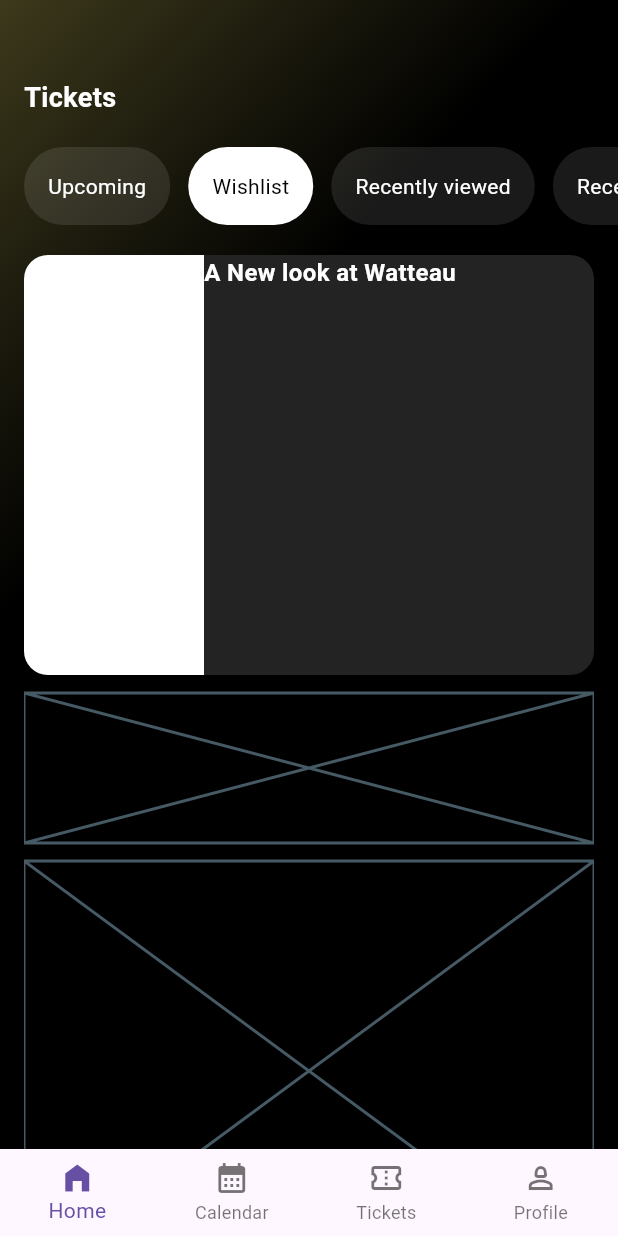
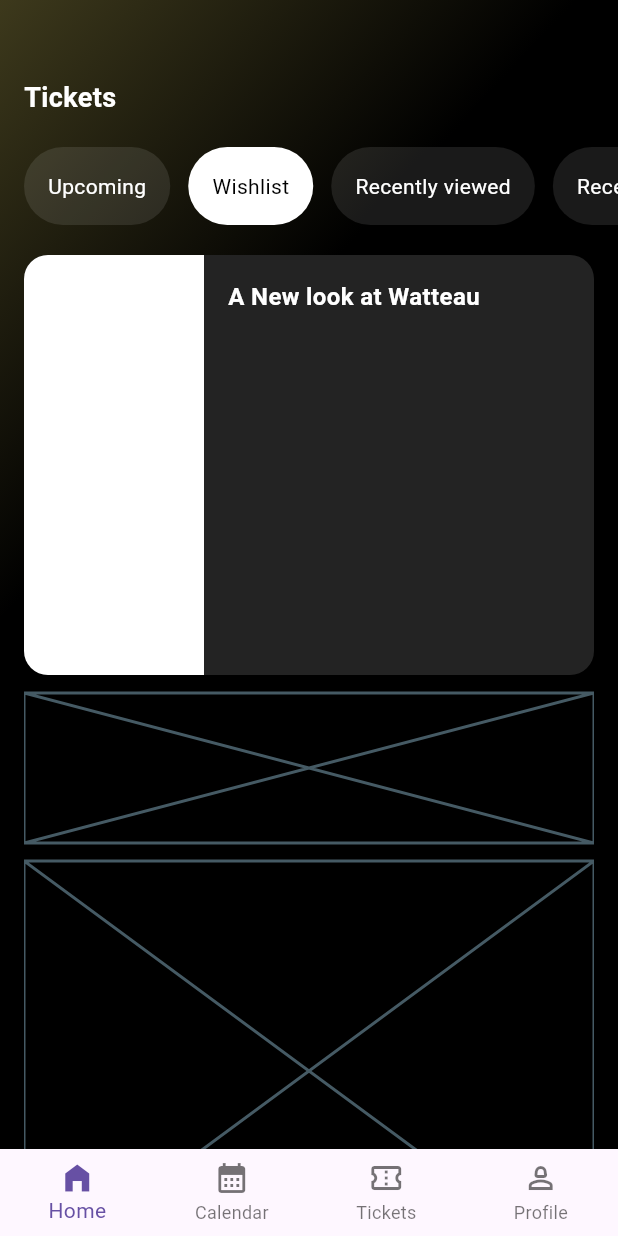
Before and after one commit to JAICHANGPARK/flutter_notebook_chapter_43, a Flutter app: the EventHomePage screen opened directly, on a phone screen of 412 x 824 dp. Run offline on Flutter 3.47's test engine with Material 3 defaults, Android fonts, the phone set to English and light mode, and no system bars; our stand-ins replace gap, hugeicons, percent_indicator.

Commit message:
Update event_home_page.dart

```diff
--- a/lib/ep2186_event_app/ui/event_home_page.dart
+++ b/lib/ep2186_event_app/ui/event_home_page.dart
@@ -130,6 +130,7 @@ class _EventHomePageState extends State<EventHomePage> {
                                 color: Color.fromRGBO(35, 35, 35, 1),
                               ),
                               child: Row(
+                                // spacing: 12,
                                 children: [
                                   Container(
                                     width: 120,
@@ -138,9 +139,12 @@ class _EventHomePageState extends State<EventHomePage> {
                                       borderRadius: BorderRadius.only(
                                         topLeft: Radius.circular(16),
                                         bottomLeft: Radius.circular(16),
-                                        )),
+                                      ),
+                                    ),
                                   ),
                                   Expanded(
+                                    child: Padding(
+                                      padding: const EdgeInsets.all(16.0),
                                       child: Column(
                                         spacing: 12,
                                         crossAxisAlignment: CrossAxisAlignment.start,
@@ -158,6 +162,7 @@ class _EventHomePageState extends State<EventHomePage> {
                                             ],
                                           )
                                         ],
+                                      ),
                                     ),
                                   )
                                 ],
```
Lines whose indentation alone changed are shown as unchanged.
